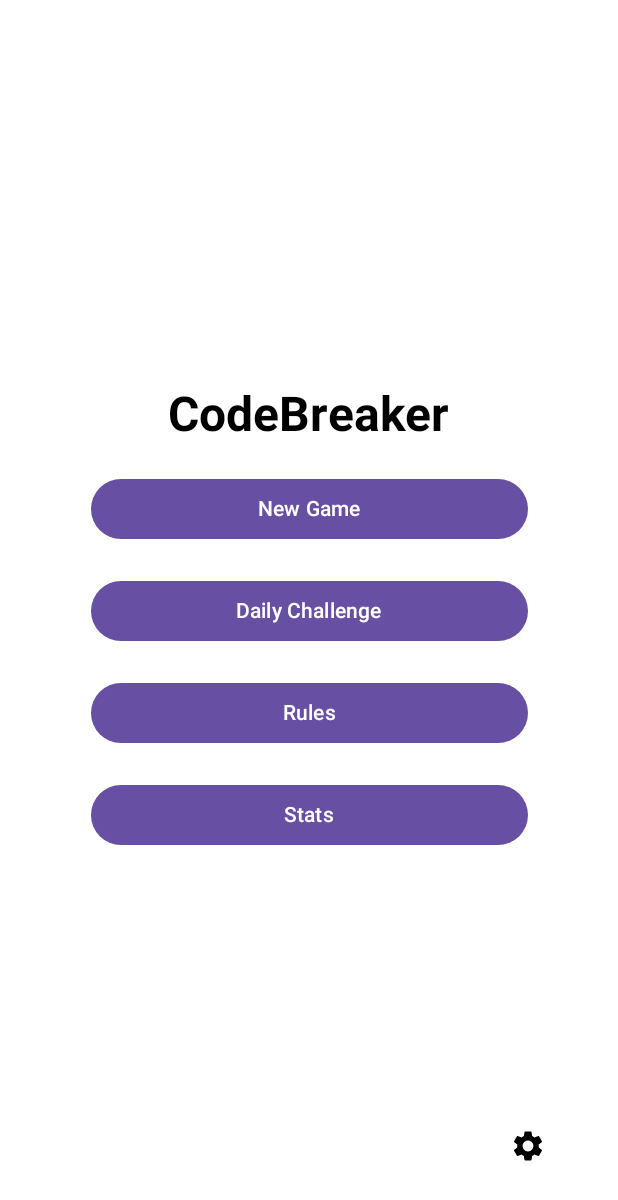
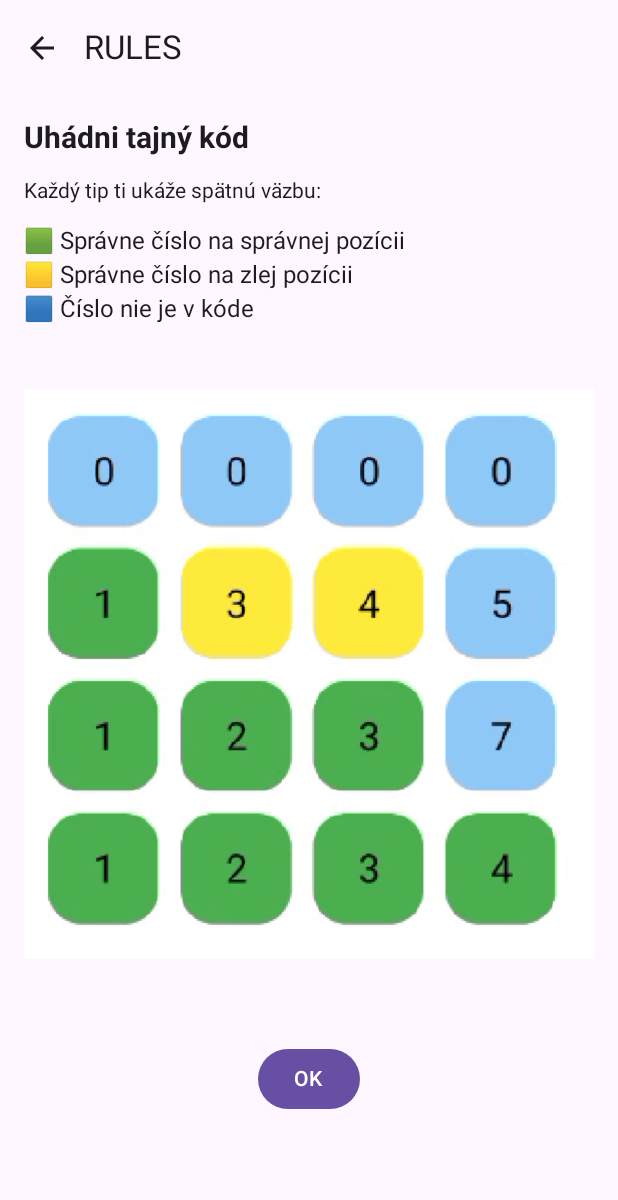
Before and after one commit to Ri4ik/Semestralka_VAMZ_CODE_BREAKER, an Android app built with Jetpack Compose: the screen it shows after launch (MainActivity), on a phone screen of 412 x 824 dp. Shown: the top 1200 px of the screen. Run offline under Robolectric (Android 15) with nearby library versions, the phone set to English and light mode, and no system bars.

Commit message:
pridanie RulesScreen

```diff
--- a/app/src/main/java/com/example/semestralka_vamz/MainActivity.kt
+++ b/app/src/main/java/com/example/semestralka_vamz/MainActivity.kt
@@ -3,16 +3,17 @@ package com.example.semestralka_vamz
 import android.os.Bundle
 import androidx.activity.ComponentActivity
 import androidx.activity.compose.setContent
-import com.example.semestralka_vamz.ui.MainMenuScreen
-import ui.GameScreen
+import com.example.semestralka_vamz.ui.screens.GameScreen
+import com.example.semestralka_vamz.ui.screens.MainMenuScreen
+import com.example.semestralka_vamz.ui.screens.RulesScreen
 
 class MainActivity : ComponentActivity() {
     override fun onCreate(savedInstanceState: Bundle?) {
         super.onCreate(savedInstanceState)
         setContent {
 //            GameScreen() // твій стартовий екран
-
-            MainMenuScreen()
+            RulesScreen()
+//            MainMenuScreen()
 //                onNewGame = TODO(),
 //                onDailyChallenge = TODO(),
 //                onRules = TODO(),
--- a/app/src/main/java/com/example/semestralka_vamz/ui/GameScreen.kt
+++ b/app/src/main/java/com/example/semestralka_vamz/ui/screens/GameScreen.kt
@@ -1,4 +1,4 @@
-package ui
+package com.example.semestralka_vamz.ui.screens
 
 import androidx.compose.foundation.layout.*
 import androidx.compose.foundation.lazy.LazyColumn
--- a/app/src/main/java/com/example/semestralka_vamz/ui/MainMenuScreen.kt
+++ b/app/src/main/java/com/example/semestralka_vamz/ui/screens/MainMenuScreen.kt
@@ -1,4 +1,4 @@
-package com.example.semestralka_vamz.ui
+package com.example.semestralka_vamz.ui.screens
 
 import androidx.compose.foundation.layout.*
 import androidx.compose.material.icons.Icons
@@ -9,9 +9,7 @@ import androidx.compose.ui.Alignment
 import androidx.compose.ui.Modifier
 import androidx.compose.ui.unit.dp
 import androidx.compose.ui.unit.sp
-import androidx.compose.ui.res.stringResource
 import androidx.compose.ui.text.font.FontWeight
-import com.example.semestralka_vamz.R
 
 @Composable
 fun MainMenuScreen(
--- /dev/null
+++ b/app/src/main/java/com/example/semestralka_vamz/ui/screens/RulesScreen.kt
@@ -0,0 +1,73 @@
+package com.example.semestralka_vamz.ui.screens
+
+import androidx.compose.foundation.Image
+import androidx.compose.foundation.layout.*
+import androidx.compose.foundation.rememberScrollState
+import androidx.compose.foundation.verticalScroll
+import androidx.compose.material.icons.Icons
+import androidx.compose.material.icons.filled.ArrowBack
+import androidx.compose.material3.*
+import androidx.compose.runtime.Composable
+import androidx.compose.ui.Alignment
+import androidx.compose.ui.Modifier
+import androidx.compose.ui.res.painterResource
+import androidx.compose.ui.res.stringResource
+import androidx.compose.ui.text.font.FontWeight
+import androidx.compose.ui.unit.dp
+import androidx.compose.ui.unit.sp
+import com.example.semestralka_vamz.R
+
+@OptIn(ExperimentalMaterial3Api::class)
+@Composable
+fun RulesScreen(onBack: () -> Unit =  {}) {
+    Scaffold(
+        topBar = {
+            TopAppBar(
+                title = { Text("RULES") },
+                navigationIcon = {
+                    IconButton(onClick = onBack) {
+                        Icon(Icons.Default.ArrowBack, contentDescription = "Back")
+                    }
+                }
+            )
+        }
+    ) { innerPadding ->
+        Column(
+            modifier = Modifier
+                .padding(innerPadding)
+                .padding(16.dp)
+                .verticalScroll(rememberScrollState()),
+            verticalArrangement = Arrangement.spacedBy(16.dp)
+        ) {
+            Text(
+                text = stringResource(R.string.rules_guess_code),
+                fontSize = 20.sp,
+                fontWeight = FontWeight.Bold
+            )
+            Text(stringResource(R.string.rules_feedback_info))
+
+            Column(verticalArrangement = Arrangement.spacedBy(4.dp)) {
+                Text(text = stringResource(R.string.rules_feedback_green), fontSize = 16.sp)
+                Text(text = stringResource(R.string.rules_feedback_yellow), fontSize = 16.sp)
+                Text(text = stringResource(R.string.rules_feedback_blue), fontSize = 16.sp)
+            }
+
+            Spacer(modifier = Modifier.height(12.dp))
+
+            Image(
+                painter = painterResource(id = R.drawable.rules),
+                contentDescription = "Pravidlá ilustrácia",
+                modifier = Modifier.fillMaxWidth()
+            )
+
+            Spacer(modifier = Modifier.height(24.dp))
+
+            Button(
+                onClick = onBack,
+                modifier = Modifier.align(Alignment.CenterHorizontally)
+            ) {
+                Text("OK")
+            }
+        }
+    }
+}
--- a/app/src/main/res/values/strings.xml
+++ b/app/src/main/res/values/strings.xml
@@ -1,3 +1,9 @@
 <resources>
     <string name="app_name">Semestralka_vamz</string>
+    <string name="rules_guess_code">Uhádni tajný kód</string>
+    <string name="rules_feedback_info">Každý tip ti ukáže spätnú väzbu:</string>
+
+    <string name="rules_feedback_green">🟩 Správne číslo na správnej pozícii</string>
+    <string name="rules_feedback_yellow">🟨 Správne číslo na zlej pozícii</string>
+    <string name="rules_feedback_blue">🟦 Číslo nie je v kóde</string>
 </resources>
```
Also changed, not shown: app/src/main/res/drawable/rules.png (added), app/src/main/res/drawable/rules_example.png (added).
